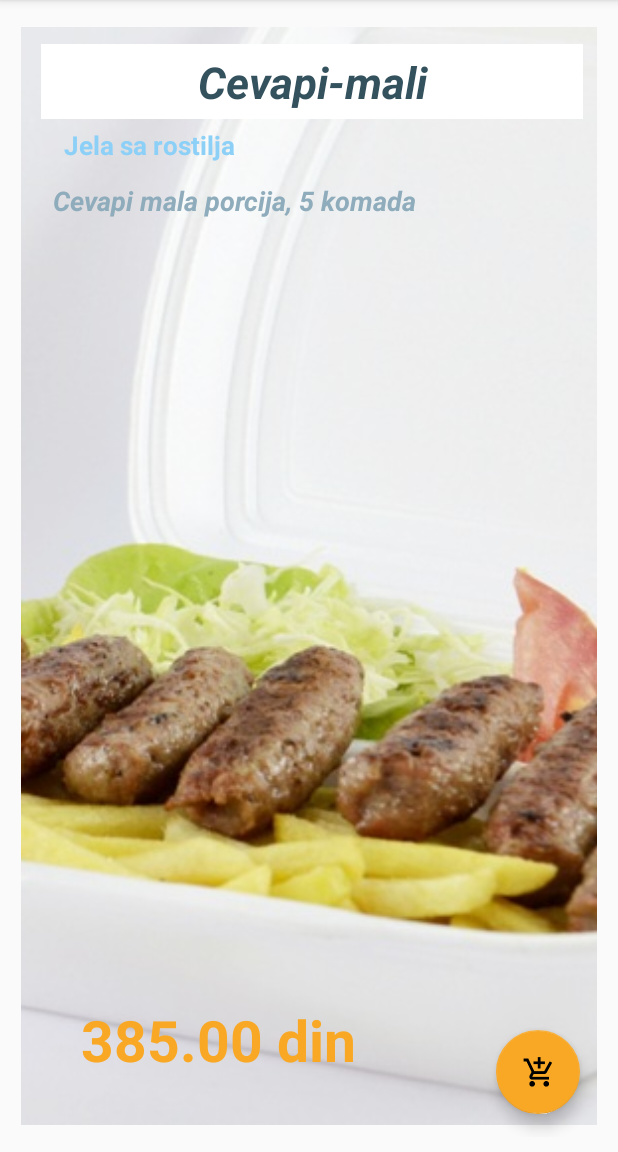
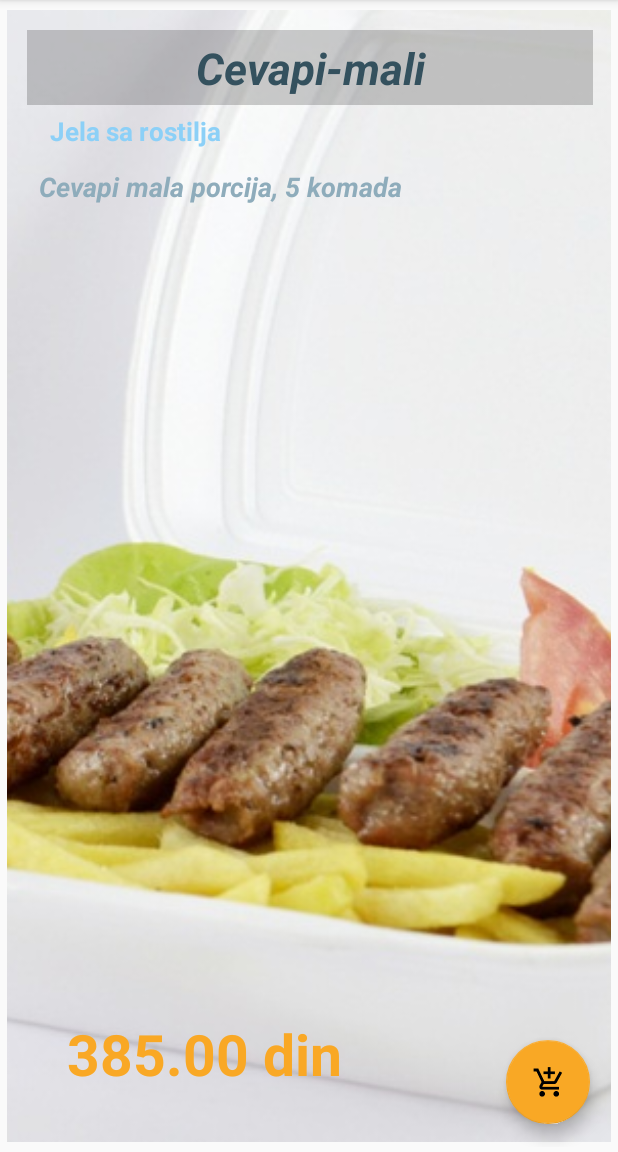
Before and after one commit to borisbokan/jelovnik, an Android app: the fragment DetaljiFragment placed in its activity, on a phone screen of 412 x 824 dp, the part 84-1236 px from its top. Run offline under Robolectric (Android 15) with nearby library versions, the phone set to English and light mode, and no system bars.

Commit message:
Uradjena ispravka Detalji_fragment i dodata transparentnost na naziv jela (#32000000 - transparento 10% na crnu boju)

```diff
--- a/app/src/main/res/layout/detalji_fragmet.xml
+++ b/app/src/main/res/layout/detalji_fragmet.xml
@@ -18,11 +18,11 @@
             android:layout_width="match_parent"
             android:layout_height="match_parent"
             android:layout_alignParentEnd="true"
-            android:layout_marginBottom="4dp"
-            android:layout_marginLeft="4dp"
-            android:layout_marginRight="4dp"
-            android:layout_marginTop="4dp"
-            android:padding="4dp"
+            android:layout_marginBottom="1dp"
+            android:layout_marginLeft="1dp"
+            android:layout_marginRight="1dp"
+            android:layout_marginTop="1dp"
+            android:padding="2dp"
             android:scaleType="centerCrop"
             android:src="@android:drawable/title_bar" />
 
--- a/app/src/main/res/values-v21/styles.xml
+++ b/app/src/main/res/values-v21/styles.xml
@@ -24,7 +24,7 @@
             <item name="android:textSize">29dp</item>
             <item name="android:textStyle">bold|italic</item>
             <item name="android:textColor">@color/naziv_jela_boja</item>
-            <item name="android:background">@color/bela</item>
+            <item name="android:background">@color/transparentna</item>
             <item name="android:gravity">center</item>
             <item name="android:padding">5dp</item>
             <item name="android:text">0,00 din"</item>
--- a/app/src/main/res/values/colors.xml
+++ b/app/src/main/res/values/colors.xml
@@ -9,7 +9,7 @@
     <color name="transparentna_crna_1">@android:color/transparent</color>
     <color name="primary">#66777f</color>
     <color name="navig_bar">#41809b</color>
-
+    <color name="transparentna">#32000000</color>
     <color name="cena_boja">#f9a825</color>
     <color name="naziv_jela_boja">#34515e</color>
     <color name="kateg_jela_boja">#8cd0f7</color>
--- a/app/src/main/res/values/dimens.xml
+++ b/app/src/main/res/values/dimens.xml
@@ -1,5 +1,5 @@
 <?xml version="1.0" encoding="utf-8"?>
 <resources>
-    <dimen name="activity_vertical_margin">10dp</dimen>
-    <dimen name="activity_horizontal_margin">10dp</dimen>
+    <dimen name="activity_vertical_margin">3dp</dimen>
+    <dimen name="activity_horizontal_margin">3dp</dimen>
 </resources>
```
